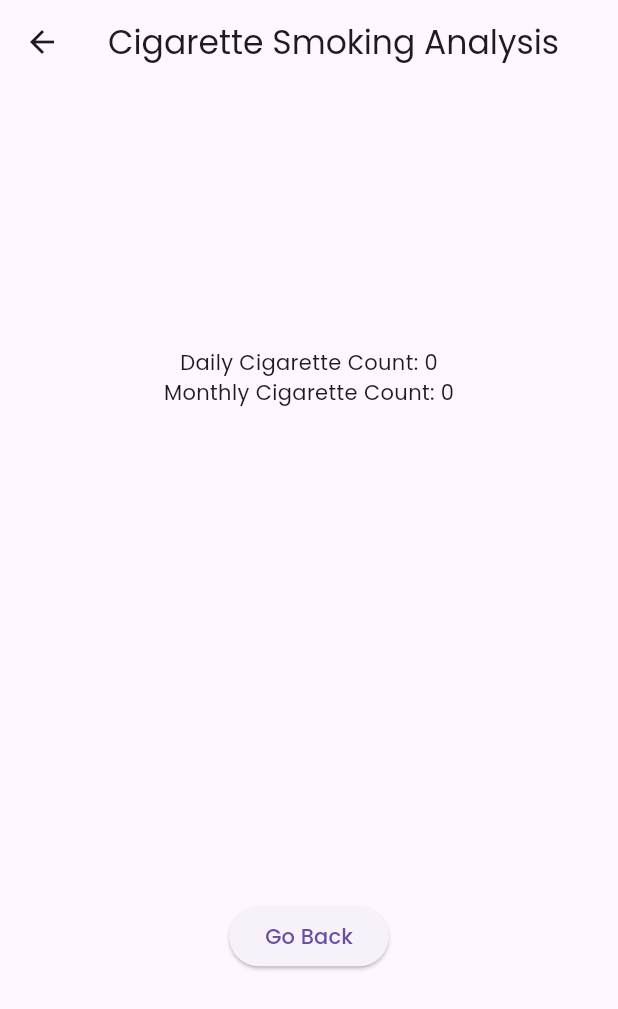
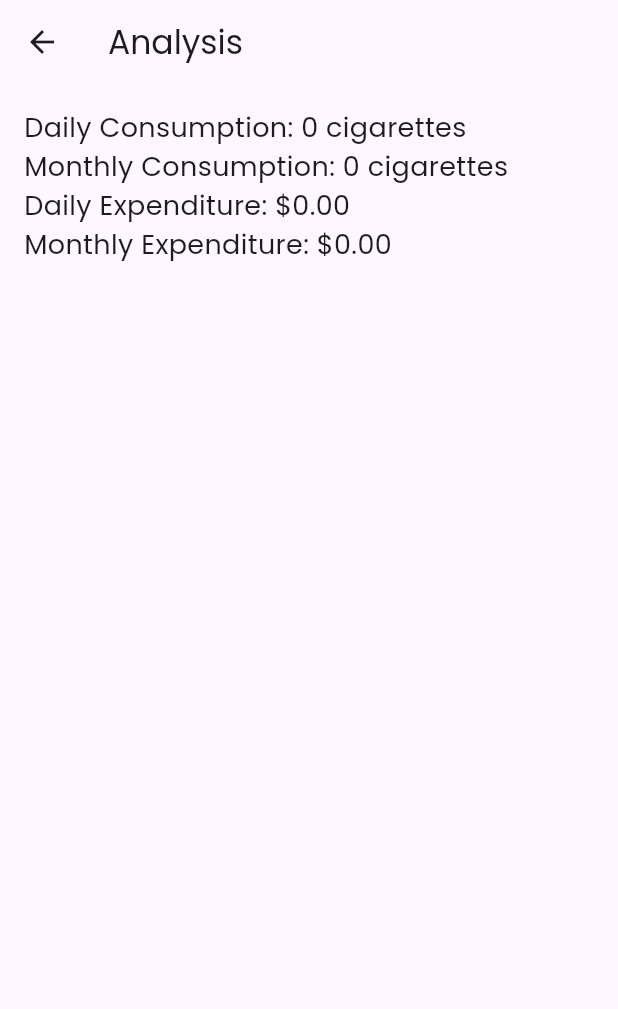
Before and after one commit to whyageek/myapp1, a Flutter app: the AnalysisPage screen opened directly with empty values, on a phone screen of 412 x 824 dp. Shown: the top 1009 px of the screen. Run offline on Flutter 3.47's test engine with Material 3 defaults, Android fonts, the phone set to English and light mode, and no system bars; drawn by our look-alikes of fl_chart; our stand-ins replace cloud_firestore, firebase_auth, firebase_core; accounts and stored records are empty; network calls fail.

```diff
--- a/lib/screens/analysis_page.dart
+++ b/lib/screens/analysis_page.dart
@@ -1,65 +1,42 @@
 import 'package:flutter/material.dart';
-import 'package:fl_chart/fl_chart.dart';
 
 class AnalysisPage extends StatelessWidget {
-  final int dailyCigaretteCount;
-  final int monthlyCigaretteCount;
-
-  AnalysisPage({required this.dailyCigaretteCount, required this.monthlyCigaretteCount});
-
   @override
   Widget build(BuildContext context) {
+    final arguments = ModalRoute.of(context)!.settings.arguments as Map;
+    final int dailyCigaretteCount = arguments['dailyCigaretteCount'];
+    final int monthlyCigaretteCount = arguments['monthlyCigaretteCount'];
+    final double dailyCigarettePrice = arguments['dailyCigarettePrice'];
+    final double monthlyCigarettePrice = arguments['monthlyCigarettePrice'];
+
     return Scaffold(
       appBar: AppBar(
-        title: Text("Cigarette Smoking Analysis"),
+        title: Text('Analysis'),
       ),
-      body: Center(
+      body: Padding(
+        padding: const EdgeInsets.all(16.0),
         child: Column(
-          mainAxisAlignment: MainAxisAlignment.center,
+          crossAxisAlignment: CrossAxisAlignment.start,
           children: [
-            Text("Daily Cigarette Count: $dailyCigaretteCount"),
-            Text("Monthly Cigarette Count: $monthlyCigaretteCount"),
-            SizedBox(height: 20),
-            PieChart(
-              PieChartData(
-                sections: [
-                  PieChartSectionData(
-                    value: dailyCigaretteCount.toDouble(),
-                    title: "Daily",
-                    color: Colors.blue,
-                    titleStyle: TextStyle(
-                      fontSize: 16,
-                      fontWeight: FontWeight.bold,
-                      color: Colors.white,
-                    ),
-                  ),
-                  PieChartSectionData(
-                    value: monthlyCigaretteCount.toDouble(),
-                    title: "Monthly",
-                    color: Colors.green,
-                    titleStyle: TextStyle(
-                      fontSize: 16,
-                      fontWeight: FontWeight.bold,
-                      color: Colors.white,
-                    ),
-                  ),
-                ],
-                sectionsSpace: 0,
-                centerSpaceRadius: 40,
-                borderData: FlBorderData(show: false),
-              ),
+            Text(
+              'Daily Consumption: $dailyCigaretteCount cigarettes',
+              style: TextStyle(fontSize: 18),
             ),
-            SizedBox(height: 20),
-            ElevatedButton(
-              onPressed: () {
-                Navigator.pop(context); // Navigate back to previous page
-              },
-              child: Text("Go Back"),
+            Text(
+              'Monthly Consumption: $monthlyCigaretteCount cigarettes',
+              style: TextStyle(fontSize: 18),
+            ),
+            Text(
+              'Daily Expenditure: \$${dailyCigarettePrice.toStringAsFixed(2)}',
+              style: TextStyle(fontSize: 18),
+            ),
+            Text(
+              'Monthly Expenditure: \$${monthlyCigarettePrice.toStringAsFixed(2)}',
+              style: TextStyle(fontSize: 18),
             ),
           ],
         ),
       ),
     );
   }
-
 }
--- a/pubspec.yaml
+++ b/pubspec.yaml
@@ -31,6 +31,7 @@ dependencies:
   fluttertoast: ^8.0.8
   flutter:
     sdk: flutter
+  table_calendar: ^3.0.0
 
 
 
```
Also changed, not shown: lib/main.dart (+7 -0 lines), lib/screens/home_page.dart (+97 -28 lines), pubspec.lock.
